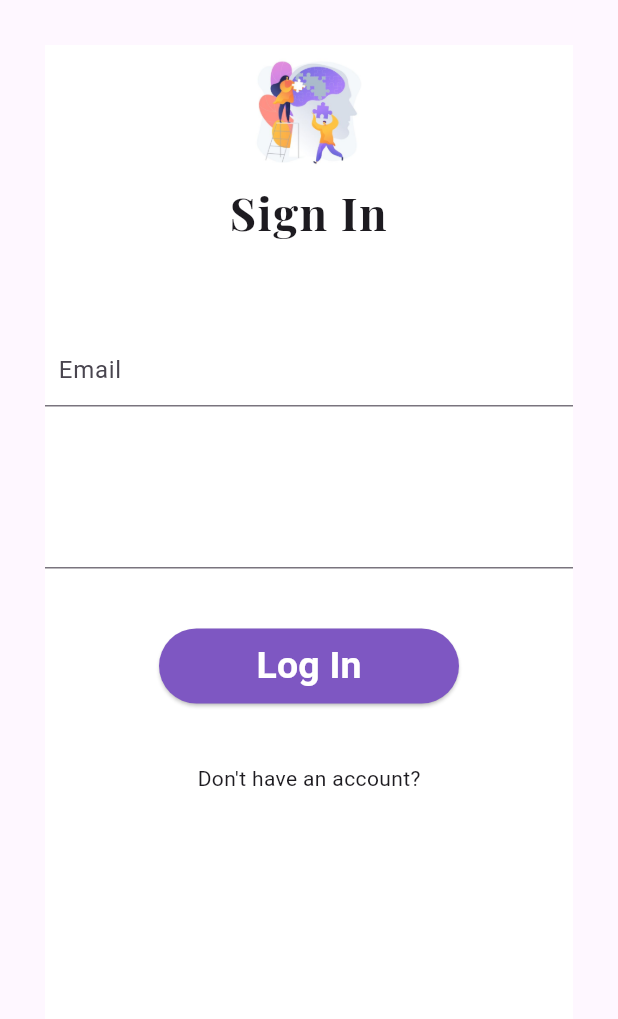
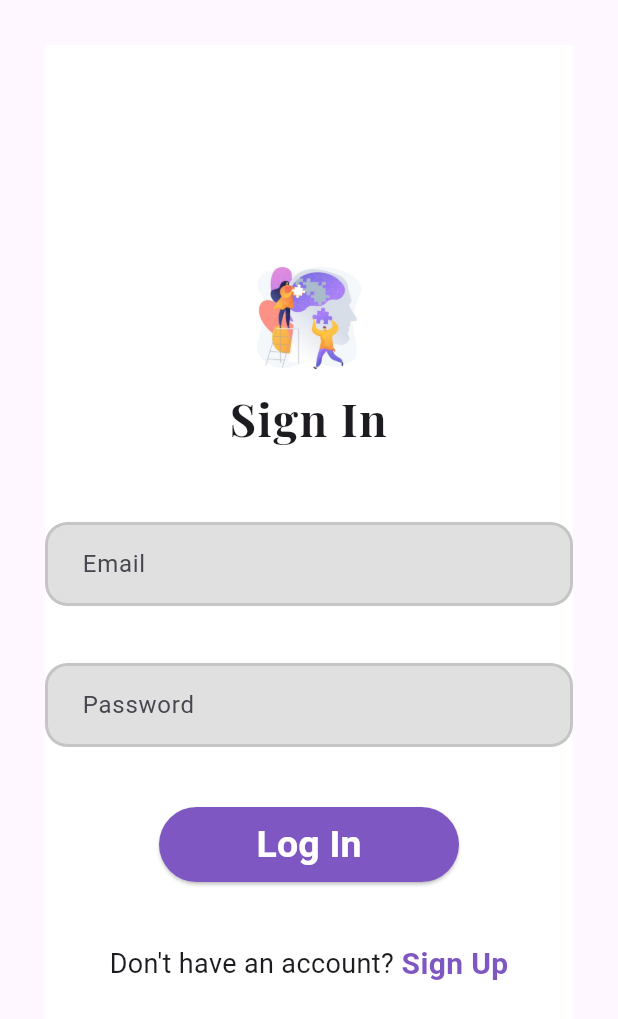
Before and after one commit to marziamerin/WellBeing-App, a Flutter app: the SignIn screen opened directly, on a phone screen of 412 x 824 dp. Shown: the top 1019 px of the screen. Run offline on Flutter 3.47's test engine with Material 3 defaults, Android fonts, the phone set to English and light mode, and no system bars; our stand-ins replace firebase_auth, firebase_core, smooth_page_indicator; accounts and stored records are empty.

Commit message:
Finished Sign In and copied Signup

```diff
--- a/lib/authenticate/sign in.dart
+++ b/lib/authenticate/sign in.dart
@@ -1,6 +1,6 @@
 import 'package:flutter/material.dart';
 import 'package:firebase_auth/firebase_auth.dart';
-import 'package:wellbeing_app/authenticate/sign%20up.dart';
+import 'package:wellbeing_app/authenticate/sign up.dart';
 import 'package:wellbeing_app/home/home.dart';
 import 'package:wellbeing_app/services/auth.dart';
 
@@ -25,6 +25,7 @@ class _SignInState extends State<SignIn> {
         child: Form(
           child: SafeArea(
             child: Column(
+              mainAxisAlignment: MainAxisAlignment.center,
               children: [
                 SizedBox(
                   child: Image.asset('assets/sign in.jpg',
@@ -40,27 +41,49 @@ class _SignInState extends State<SignIn> {
                      fontFamily: 'PlayfairDisplay' ,
                    ),),
                 SizedBox(
-                  height: 40.0,
+                  height: 30.0,
                 ),
                 SizedBox(
-                  height: 20.0,
+                  height: 18.0,
                 ) ,
                 TextFormField(
                   decoration: InputDecoration(
                     hintText: '  Email',
-                    fillColor: Colors.white70 ,
+                    fillColor: Colors.black12 ,
+                    filled: true ,
+                        enabledBorder: OutlineInputBorder(
+                          borderRadius: BorderRadius.all(Radius.circular(15.0)),
+                          borderSide: BorderSide(color: Colors.black12, width: 2.0),
+                        ),
+                      focusedBorder: OutlineInputBorder(
+                        borderRadius: BorderRadius.all(Radius.circular(15.0)),
+                        borderSide: BorderSide(color: Colors.deepPurple, width: 2.0),
+                      )
                   ),
                   onChanged: (val) {
                     setState(() => email = val);
                   },
                 ),
                 SizedBox(
-                  height: 40.0,
+                  height: 20.0,
                 ),
                 SizedBox(
-                  height: 20.0,
+                  height: 18.0,
                 ) ,
                 TextFormField(
+                  decoration: InputDecoration(
+                    hintText: '  Password',
+                    fillColor: Colors.black12 ,
+                    filled: true ,
+                     enabledBorder: OutlineInputBorder(
+                        borderRadius: BorderRadius.all(Radius.circular(15.0)),
+                        borderSide: BorderSide(color: Colors.black12, width: 2.0),
+                      ),
+                    focusedBorder: OutlineInputBorder(
+                      borderRadius: BorderRadius.all(Radius.circular(15.0)),
+                      borderSide: BorderSide(color: Colors.deepPurple, width: 2.0),
+                    ),
+                  ),
                   obscureText: true,
                   onChanged: (val) {
                     setState(() => password = val);
@@ -88,9 +111,27 @@ class _SignInState extends State<SignIn> {
                 SizedBox(
                   height: 40.0,
                 ),
-                SizedBox(
-                  height: 40.0,
-                  child: Text("Don't have an account?"),
+                Row(
+                  mainAxisAlignment: MainAxisAlignment.center,
+                  children: [
+                     Text("Don't have an account?",
+                     style: TextStyle(
+                       fontSize: 18,
+                     ),),
+                    SizedBox( width: 5,),
+                    GestureDetector(
+                      onTap: (){
+                        Navigator.push(context, MaterialPageRoute(builder: (context) => SignUp()));
+                      },
+                      child: Text('Sign Up',
+                      style: TextStyle(
+                        color: Colors.deepPurple[400],
+                        fontWeight: FontWeight.bold,
+                        fontSize: 20,
+                      ),),
+                    )
+
+                  ],
                 )
               ],
             ),
--- a/lib/wrapper.dart
+++ b/lib/wrapper.dart
@@ -1,5 +1,4 @@
 import 'package:flutter/material.dart';
-import 'package:wellbeing_app/home/home.dart';
 import 'package:wellbeing_app/authenticate/sign in.dart';
 
 class Wrapper extends StatelessWidget {
```
Also changed, not shown: lib/authenticate/sign up.dart (+98 -3 lines).
